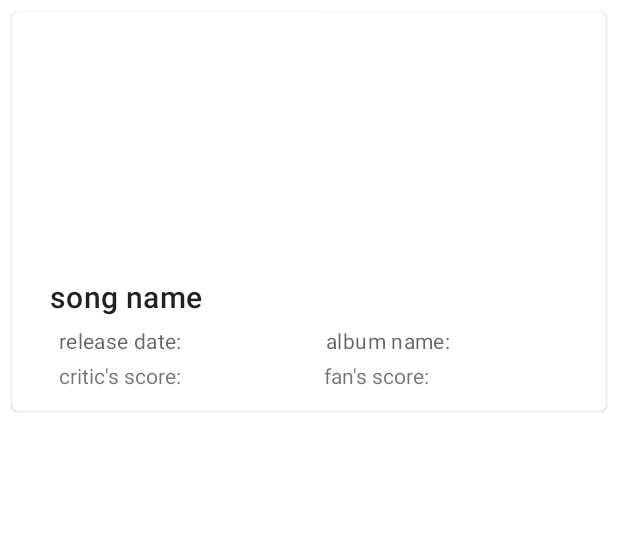
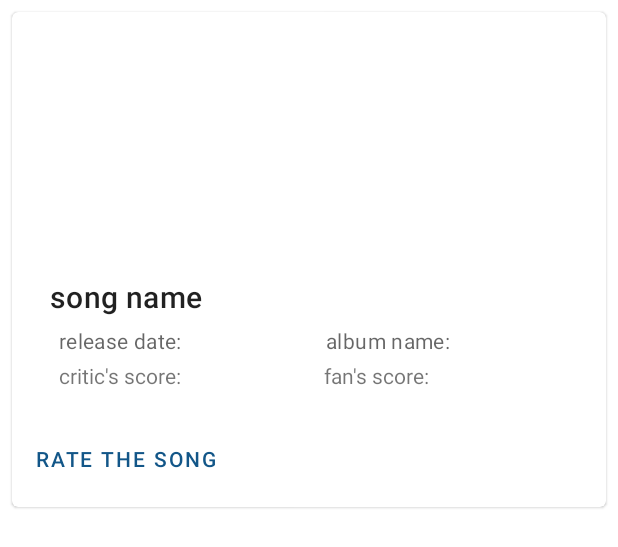
Before and after one commit to sangeetds/isdb-android-app, an Android app: the layout song_item_view.xml on its own in the app's theme, with its tools: preview values and no code run, on a phone screen of 412 x 824 dp. Shown: the top 547 px of the screen. Run offline under Robolectric (Android 15) with nearby library versions, the phone set to English and light mode, and no system bars.

```diff
--- a/app/src/main/res/layout/song_item_view.xml
+++ b/app/src/main/res/layout/song_item_view.xml
@@ -133,6 +133,20 @@
 
         </androidx.constraintlayout.widget.ConstraintLayout>
 
+        <LinearLayout
+            android:layout_width="wrap_content"
+            android:layout_height="wrap_content"
+            android:layout_margin="8dp"
+            android:orientation="horizontal">
+            <com.google.android.material.button.MaterialButton
+                android:id="@+id/rate"
+                android:layout_width="wrap_content"
+                android:layout_height="wrap_content"
+                android:layout_marginEnd="8dp"
+                android:text="@string/rate"
+                style="?attr/borderlessButtonStyle"
+                />
+        </LinearLayout>
     </LinearLayout>
 
 </com.google.android.material.card.MaterialCardView>
--- a/app/src/main/res/values/strings.xml
+++ b/app/src/main/res/values/strings.xml
@@ -34,4 +34,5 @@
     <string name="release_date">release date:</string>
     <string name="critic_s_score">critic\'s score:</string>
     <string name="fan_s_score">fan\'s score:</string>
+    <string name="rate">Rate the song</string>
 </resources>
```
Also changed, not shown: app/src/main/java/com/example/login/SongAdapter.kt (+10 -1 lines), app/src/main/java/com/example/login/activity/SongsActivity.kt (+60 -58 lines).
